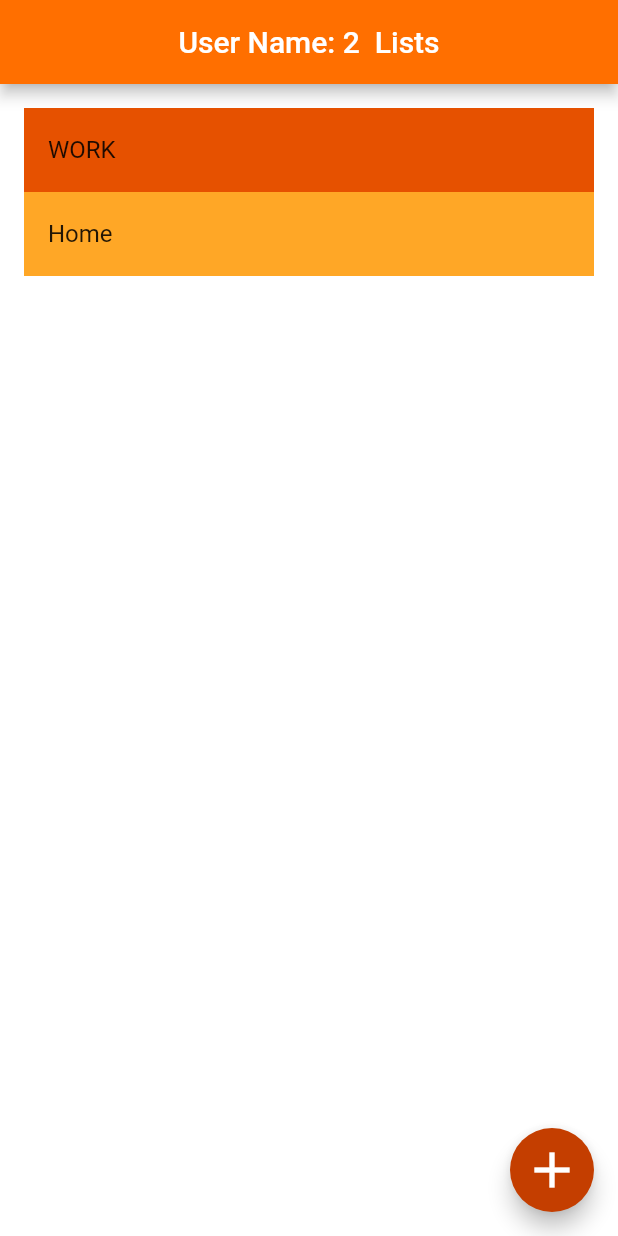
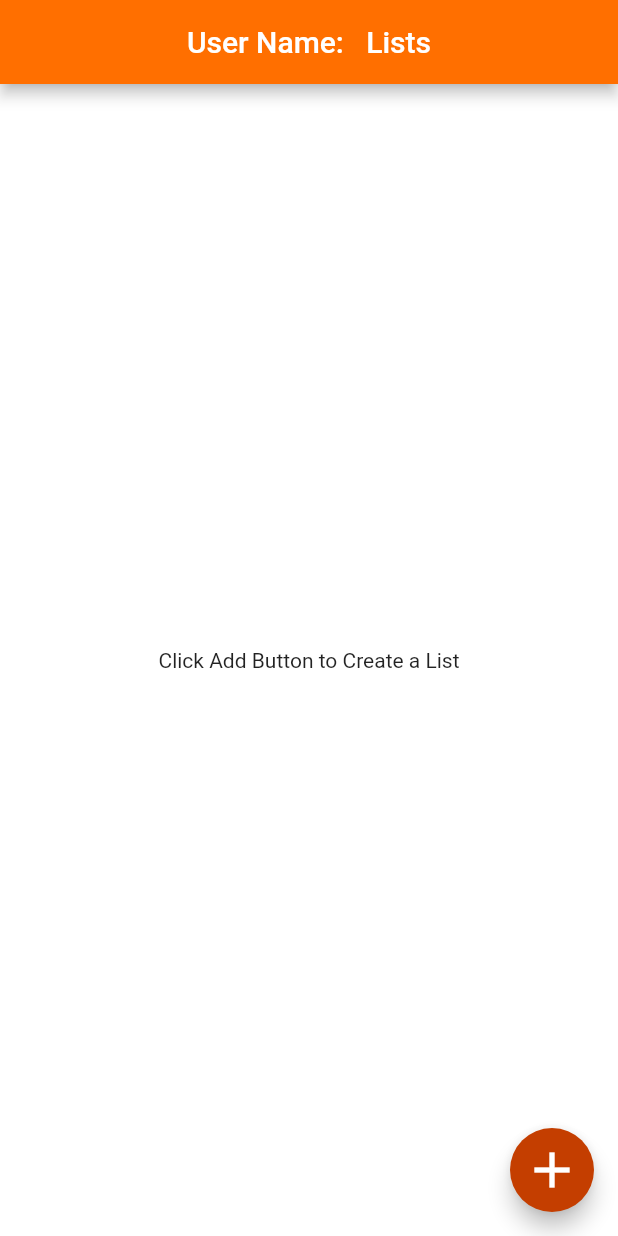
Before and after one commit to DrewMParsons/TodoFlutterApp, a Flutter app: the screen it shows after launch, on a phone screen of 412 x 824 dp. Run offline on Flutter 3.47's test engine with Material 2 defaults, Android fonts, the phone set to English and light mode, and no system bars; our stand-ins replace animated_text_kit.

Commit message:
FIXED: updated list and chore screens and models to start empty, and display  text if either are empty

```diff
--- a/lib/models/ChoreList.dart
+++ b/lib/models/ChoreList.dart
@@ -3,7 +3,7 @@ import 'package:we_do_flutter_app/models/chore.dart';
 class ChoreList {
   //TODO: add created by field
   String title;
-  List<Chore> chores = [Chore(title: 'new chore')];
+  List<Chore> chores = [];
   ChoreList({this.title});
 
   void addChore(Chore chore) {
--- a/lib/models/chore_data.dart
+++ b/lib/models/chore_data.dart
@@ -5,10 +5,12 @@ import 'package:we_do_flutter_app/models/ChoreList.dart';
 import 'package:we_do_flutter_app/models/chore.dart';
 
 class ChoreData extends ChangeNotifier {
-  List<ChoreList> _choreListList = [
-    ChoreList(title: 'WORK'),
-    ChoreList(title: 'Home')
-  ];
+  List<ChoreList> _choreListList = [];
+
+  // List<ChoreList> _choreListList = [
+  //   ChoreList(title: 'WORK'),
+  //   ChoreList(title: 'Home')
+  // ];
 
   //ChoreList _choreList;
 
@@ -22,10 +24,9 @@ class ChoreData extends ChangeNotifier {
 
   //creates a 'window' to look at the list. Safe way of creating a getter for a list
   //and not allowing the use of .add
-  List<Chore> getChoreList(int index){
+  List<Chore> getChoreList(int index) {
     return choreLists[index].chores;
   }
-
 
   UnmodifiableListView<ChoreList> get choreLists =>
       UnmodifiableListView(_choreListList);
--- a/lib/screens/home_screen.dart
+++ b/lib/screens/home_screen.dart
@@ -22,8 +22,7 @@ class _HomeScreenState extends State<HomeScreen> {
   Widget build(BuildContext context) {
     return Scaffold(
       appBar: AppBar(
-        title: Text(
-            'User Name: ${Provider.of<ChoreData>(context).choreListCount}  Lists'),
+        title: Text('User Name:   Lists'),
         centerTitle: true,
         backgroundColor: Theme.of(context).primaryColor,
       ),
--- a/lib/widgets/list_of_lists.dart
+++ b/lib/widgets/list_of_lists.dart
@@ -14,7 +14,8 @@ class ListofLists extends StatelessWidget {
   Widget build(BuildContext context) {
     return Consumer<ChoreData>(
       builder: (BuildContext context, choreData, Widget child) {
-        return ListView.builder(
+        return choreData.choreLists.isNotEmpty
+            ? ListView.builder(
                 padding: const EdgeInsets.all(8),
                 itemCount: choreData.choreListCount,
                 itemBuilder: (BuildContext context, int index) {
@@ -39,7 +40,8 @@ class ListofLists extends StatelessWidget {
                     },
                   );
                 },
-        );
+              )
+            : Center(child: Text('Click Add Button to Create a List'));
       },
     );
   }
```
Also changed, not shown: lib/widgets/wedo_list.dart (+8 -4 lines). Lines whose indentation alone changed are shown as unchanged.
